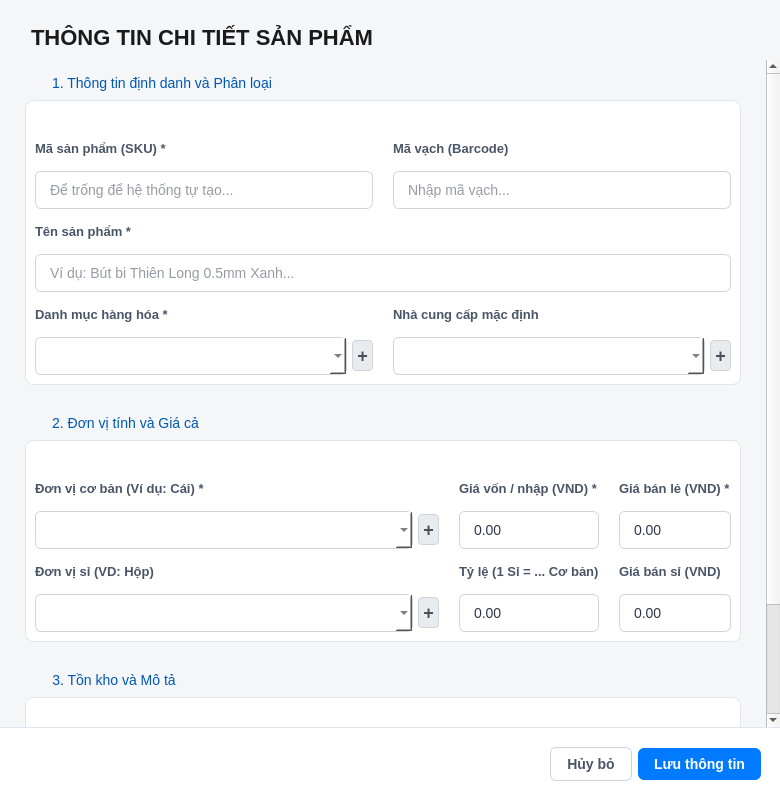
Above: app/modules/product/ui/views/product_form.ui from minhtoan3131/stationpos-python-coursework-basic before the change. Below: the same form after it.
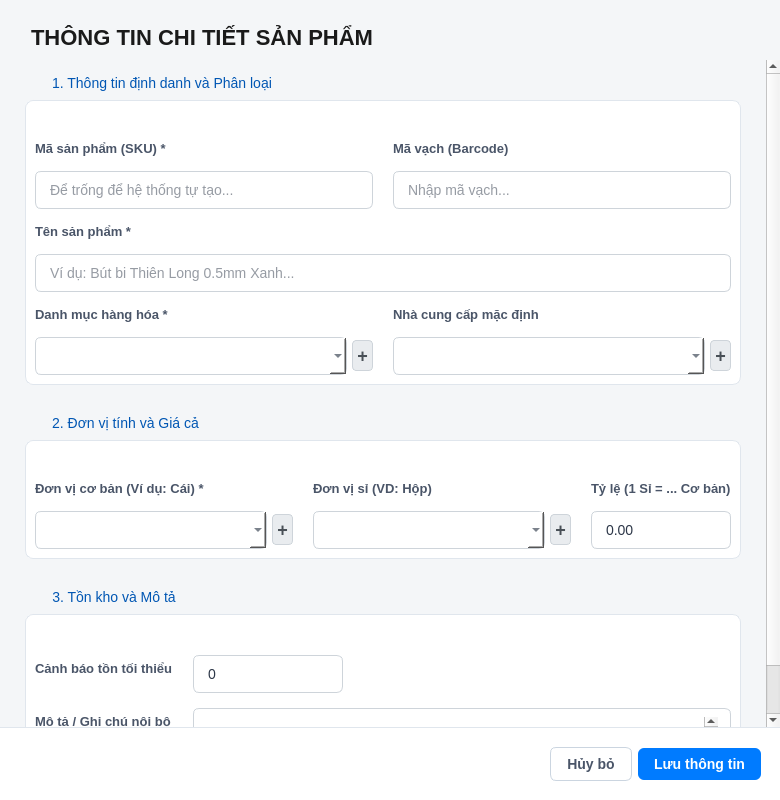
That is the form after the change.

Commit message:
refactor(product/sale): decouple pricing dialog and adopt flat wholesale price rule
* UI/UX: Isolated quick price functionality into a separate dialog and controller.
* UI/UX: Fixed Qt Designer rendering crash in quick_price_dialog.ui.
* Business: Shifted wholesale price definition to store total box/container value.

The edit to the form file:
```diff
--- a/app/modules/product/ui/views/product_form.ui
+++ b/app/modules/product/ui/views/product_form.ui
@@ -83,7 +83,7 @@
         <x>0</x>
         <y>0</y>
         <width>765</width>
-        <height>834</height>
+        <height>746</height>
        </rect>
       </property>
       <layout class="QVBoxLayout" name="verticalLayout_scroll">
@@ -264,20 +264,6 @@
             </property>
            </widget>
           </item>
-          <item row="0" column="1">
-           <widget class="QLabel" name="lbl_cost_price">
-            <property name="text">
-             <string>Giá vốn / nhập (VND) *</string>
-            </property>
-           </widget>
-          </item>
-          <item row="0" column="2">
-           <widget class="QLabel" name="lbl_retail_price">
-            <property name="text">
-             <string>Giá bán lẻ (VND) *</string>
-            </property>
-           </widget>
-          </item>
           <item row="1" column="0">
            <layout class="QHBoxLayout" name="horizontalLayout_base_unit">
             <property name="spacing">
@@ -311,42 +297,21 @@
             </item>
            </layout>
           </item>
-          <item row="1" column="1">
-           <widget class="QDoubleSpinBox" name="spn_cost_price">
-            <property name="maximum">
-             <double>999999999.000000000000000</double>
-            </property>
-           </widget>
-          </item>
-          <item row="1" column="2">
-           <widget class="QDoubleSpinBox" name="spn_retail_price">
-            <property name="maximum">
-             <double>999999999.000000000000000</double>
-            </property>
-           </widget>
-          </item>
-          <item row="2" column="0">
-           <widget class="QLabel" name="lbl_conversion_unit">
-            <property name="text">
-             <string>Đơn vị sỉ (VD: Hộp)</string>
-            </property>
-           </widget>
-          </item>
-          <item row="2" column="1">
+          <item row="0" column="2">
            <widget class="QLabel" name="lbl_conversion_ratio">
             <property name="text">
              <string>Tỷ lệ (1 Sỉ = ... Cơ bản)</string>
             </property>
            </widget>
           </item>
-          <item row="2" column="2">
-           <widget class="QLabel" name="lbl_wholesale_price">
+          <item row="0" column="1">
+           <widget class="QLabel" name="lbl_conversion_unit">
             <property name="text">
-             <string>Giá bán sỉ (VND)</string>
+             <string>Đơn vị sỉ (VD: Hộp)</string>
             </property>
            </widget>
           </item>
-          <item row="3" column="0">
+          <item row="1" column="1">
            <layout class="QHBoxLayout" name="horizontalLayout_conv_unit">
             <property name="spacing">
              <number>5</number>
@@ -379,20 +344,13 @@
             </item>
            </layout>
           </item>
-          <item row="3" column="1">
+          <item row="1" column="2">
            <widget class="QDoubleSpinBox" name="spn_conversion_ratio">
             <property name="maximum">
              <double>99999.000000000000000</double>
             </property>
            </widget>
           </item>
-          <item row="3" column="2">
-           <widget class="QDoubleSpinBox" name="spn_wholesale_price">
-            <property name="maximum">
-             <double>999999999.000000000000000</double>
-            </property>
-           </widget>
-          </item>
          </layout>
         </widget>
        </item>
```
The commit also changes 22 other files.
